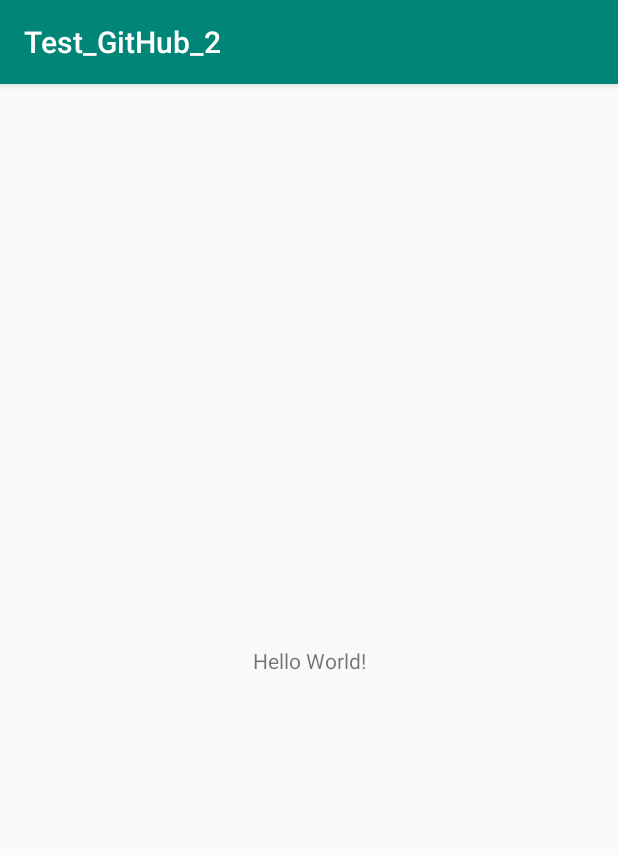
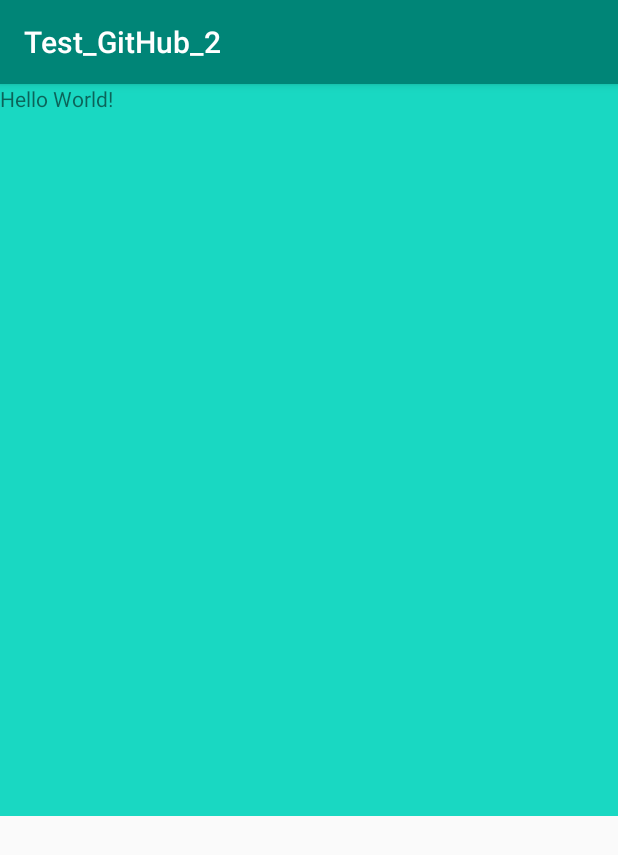
Before and after one commit to barsherkat/NewGitHub_2, an Android app: the screen it shows after launch (MainActivity), on a phone screen of 412 x 824 dp. Shown: the top 855 px of the screen. Run offline under Robolectric (Android 15) with nearby library versions, the phone set to English and light mode, and no system bars.

Commit message:
six-branch other

```diff
--- a/app/src/main/res/layout/activity_main.xml
+++ b/app/src/main/res/layout/activity_main.xml
@@ -1,5 +1,5 @@
 <?xml version="1.0" encoding="utf-8"?>
-<androidx.constraintlayout.widget.ConstraintLayout xmlns:android="http://schemas.android.com/apk/res/android"
+<RelativeLayout xmlns:android="http://schemas.android.com/apk/res/android"
     xmlns:app="http://schemas.android.com/apk/res-auto"
     xmlns:tools="http://schemas.android.com/tools"
     android:layout_width="match_parent"
@@ -7,12 +7,13 @@
     tools:context=".MainActivity">
 
     <TextView
-        android:layout_width="wrap_content"
-        android:layout_height="wrap_content"
+        android:layout_width="match_parent"
+        android:layout_height="488dp"
         android:text="Hello World!"
+        android:background="#19D8C2"
         app:layout_constraintBottom_toBottomOf="parent"
         app:layout_constraintLeft_toLeftOf="parent"
         app:layout_constraintRight_toRightOf="parent"
         app:layout_constraintTop_toTopOf="parent" />
 
-</androidx.constraintlayout.widget.ConstraintLayout>
+</RelativeLayout>
```
